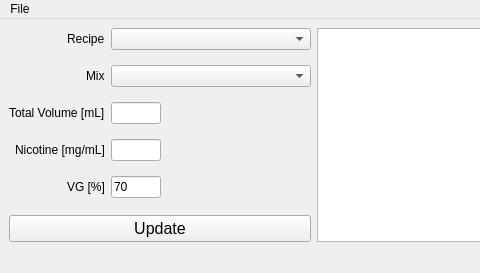
The window that yacc_main_window.ui (aswild/yacc) describes before a commit, drawn with Qt 5; both pictures show x 0 to 480 and y 0 to 273 of the 826 by 273 pixel window.
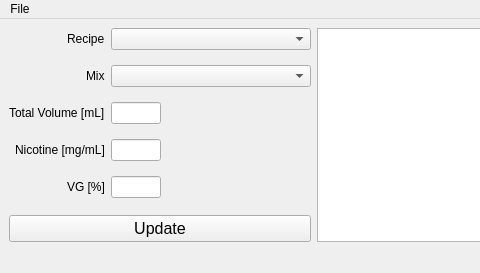
The same window after the commit.

Commit message: cleaned up unnecessary UI default value

What changed in the file:
```diff
--- a/yacc_main_window.ui
+++ b/yacc_main_window.ui
@@ -140,9 +140,6 @@
               <height>16777215</height>
              </size>
             </property>
-            <property name="text">
-             <string>70</string>
-            </property>
             <property name="frame">
              <bool>true</bool>
             </property>
```
The commit also changes 1 other file.
